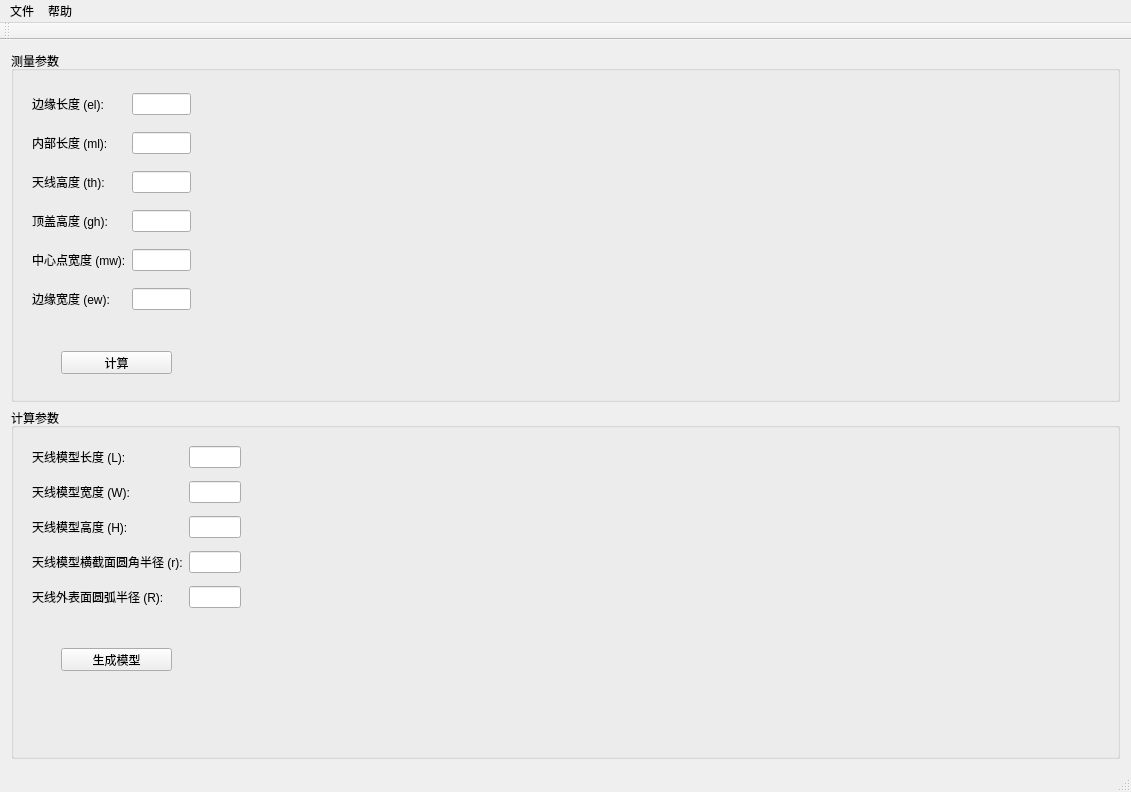
First picture: the form in ui/mainwindow.ui, repository PuddingZJU/huawei_antenna_modeling, before the edit.
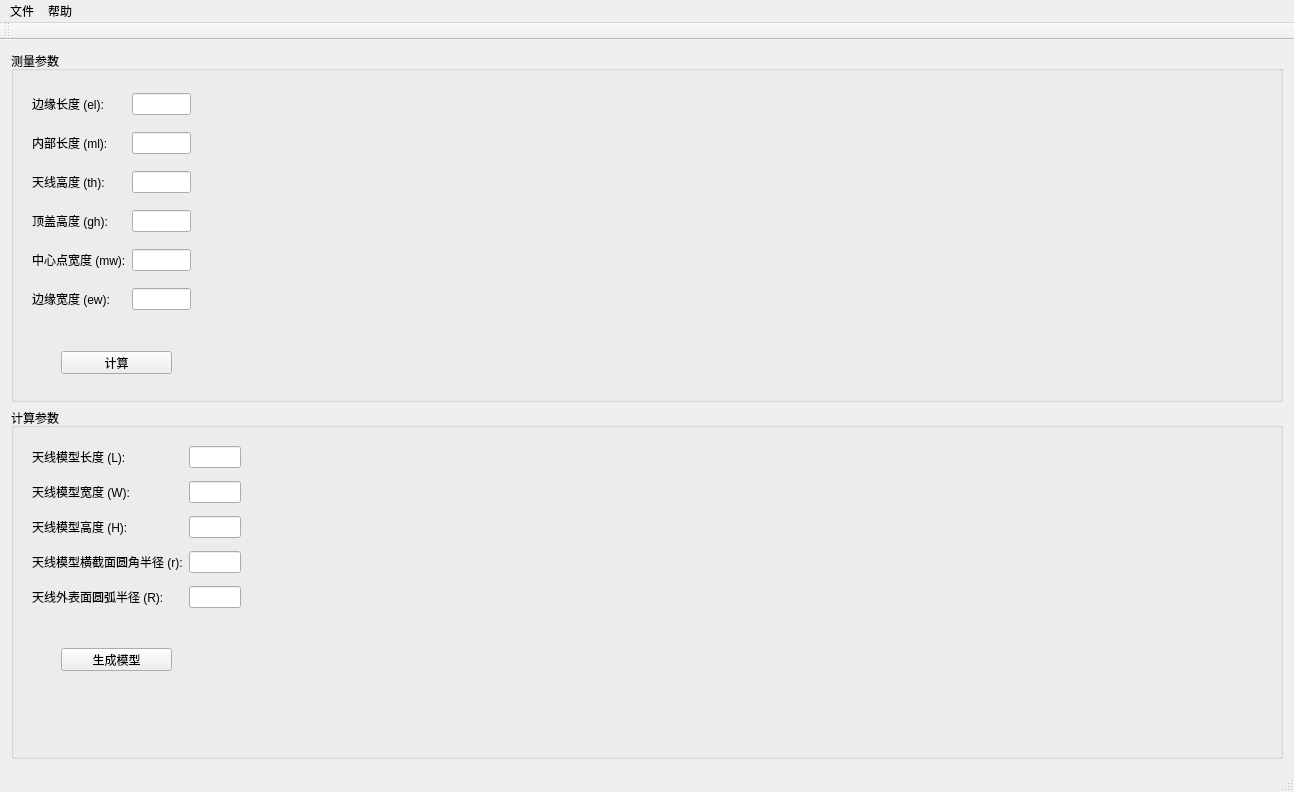
Second picture: the form after the edit.

```diff
--- a/ui/mainwindow.ui
+++ b/ui/mainwindow.ui
@@ -6,7 +6,7 @@
    <rect>
     <x>0</x>
     <y>0</y>
-    <width>1131</width>
+    <width>1294</width>
     <height>792</height>
    </rect>
   </property>
@@ -219,7 +219,7 @@
     <rect>
      <x>0</x>
      <y>0</y>
-     <width>1131</width>
+     <width>1294</width>
      <height>21</height>
     </rect>
    </property>
```
